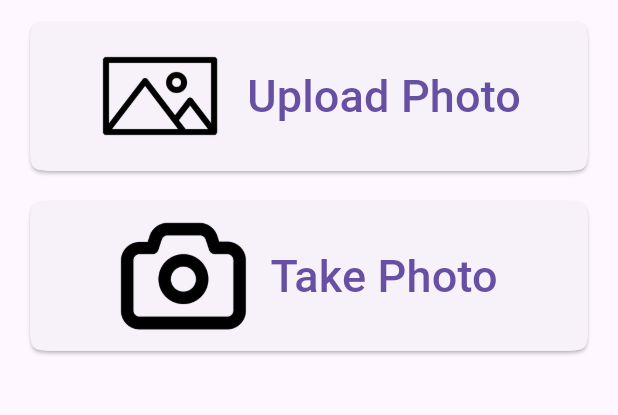
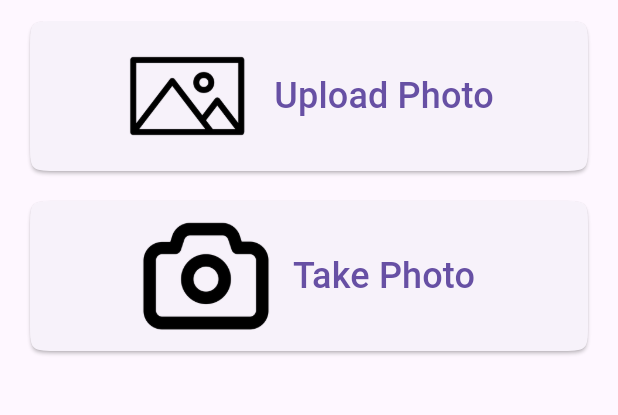
Before and after one commit to hfinchy12/Capstone, a Flutter app: the screen it shows after launch, on a phone screen of 412 x 824 dp, the part 63-478 px from its top. Run offline on Flutter 3.47's test engine with Material 3 defaults, Android fonts, the phone set to English and light mode, and no system bars; our stand-ins replace camera, dio, image_picker, sensors_plus, shared_preferences.

Commit message:
Decreased HomePage fontsize

```diff
--- a/lib/src/home_page/home_page.dart
+++ b/lib/src/home_page/home_page.dart
@@ -39,7 +39,7 @@ class _HomePageState extends State<HomePage> {
         margin: const EdgeInsets.fromLTRB(20.0, 0.0, 20.0, 20.0),
         child: ElevatedButton.icon(
             icon: Image.asset("assets/images/photo_ico.png"),
-            label: const Text("Upload Photo", style: TextStyle(fontSize: 30.0)),
+            label: const Text("Upload Photo", style: TextStyle(fontSize: 24.0)),
             style: IconButton.styleFrom(
                 shape: ContinuousRectangleBorder(
                     borderRadius: BorderRadius.circular(20.0))),
@@ -55,7 +55,7 @@ class _HomePageState extends State<HomePage> {
         margin: const EdgeInsets.fromLTRB(20.0, 0.0, 20.0, 20.0),
         child: ElevatedButton.icon(
             icon: Image.asset("assets/images/camera_ico.png"),
-            label: const Text("Take Photo", style: TextStyle(fontSize: 30.0)),
+            label: const Text("Take Photo", style: TextStyle(fontSize: 24.0)),
             style: IconButton.styleFrom(
                 shape: ContinuousRectangleBorder(
                     borderRadius: BorderRadius.circular(20.0))),
```
